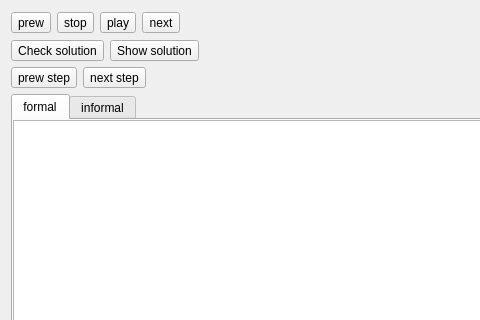
The window that RegularConvertor/algorithms/algorithmwidget.ui (navrkald/regularConvertor) describes before a commit, drawn with Qt 5; both pictures show x 0 to 480 and y 0 to 320 of the 941 by 653 pixel window.
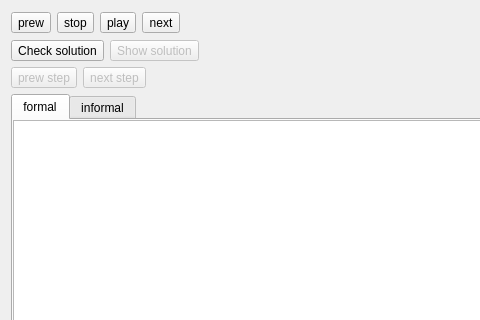
The same window after the commit. Custom widgets are drawn as their Qt base class.

Diff of the .ui file:
```diff
--- a/RegularConvertor/algorithms/algorithmwidget.ui
+++ b/RegularConvertor/algorithms/algorithmwidget.ui
@@ -97,6 +97,9 @@
        </item>
        <item>
         <widget class="QToolButton" name="showButton">
+         <property name="enabled">
+          <bool>false</bool>
+         </property>
          <property name="text">
           <string>Show solution</string>
          </property>
@@ -121,6 +124,9 @@
       <layout class="QHBoxLayout" name="horizontalLayout_2">
        <item>
         <widget class="QToolButton" name="prew_stepButton">
+         <property name="enabled">
+          <bool>false</bool>
+         </property>
          <property name="text">
           <string>prew step</string>
          </property>
@@ -128,6 +134,9 @@
        </item>
        <item>
         <widget class="QToolButton" name="next_stepButton">
+         <property name="enabled">
+          <bool>false</bool>
+         </property>
          <property name="text">
           <string>next step</string>
          </property>
```
